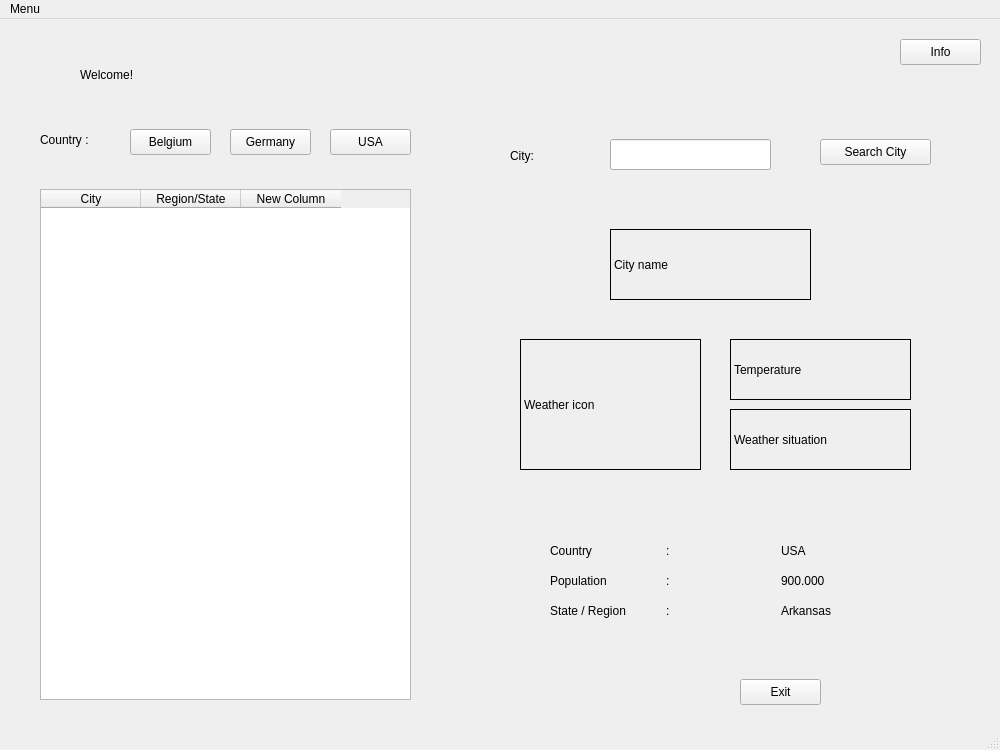
Before: the Qt Designer form weather_main.ui in melikkekaya/Weather_App, drawn with Qt 5.
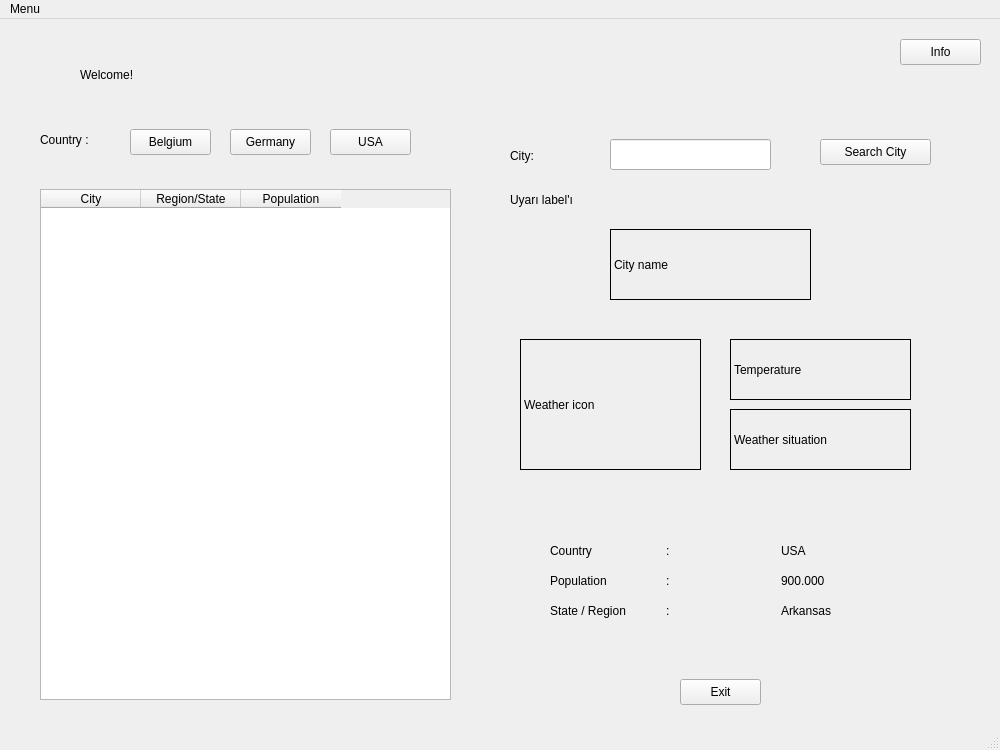
After: the same form once the commit is applied.

```diff
--- a/weather_main.ui
+++ b/weather_main.ui
@@ -216,7 +216,7 @@
    <widget class="QPushButton" name="main_btn_exit">
     <property name="geometry">
      <rect>
-      <x>740</x>
+      <x>680</x>
       <y>660</y>
       <width>81</width>
       <height>26</height>
@@ -231,7 +231,7 @@
      <rect>
       <x>40</x>
       <y>170</y>
-      <width>371</width>
+      <width>411</width>
       <height>511</height>
      </rect>
     </property>
@@ -247,7 +247,7 @@
     </column>
     <column>
      <property name="text">
-      <string>New Column</string>
+      <string>Population</string>
      </property>
     </column>
    </widget>
@@ -332,6 +332,19 @@
      <string>Info</string>
     </property>
    </widget>
+   <widget class="QLabel" name="main_lbl_searchwarning">
+    <property name="geometry">
+     <rect>
+      <x>510</x>
+      <y>170</y>
+      <width>411</width>
+      <height>21</height>
+     </rect>
+    </property>
+    <property name="text">
+     <string>Uyarı label'ı</string>
+    </property>
+   </widget>
   </widget>
   <widget class="QMenuBar" name="menubar">
    <property name="geometry">
```
Left out of the diff: 2 changed lines with no effect on the pictures.
